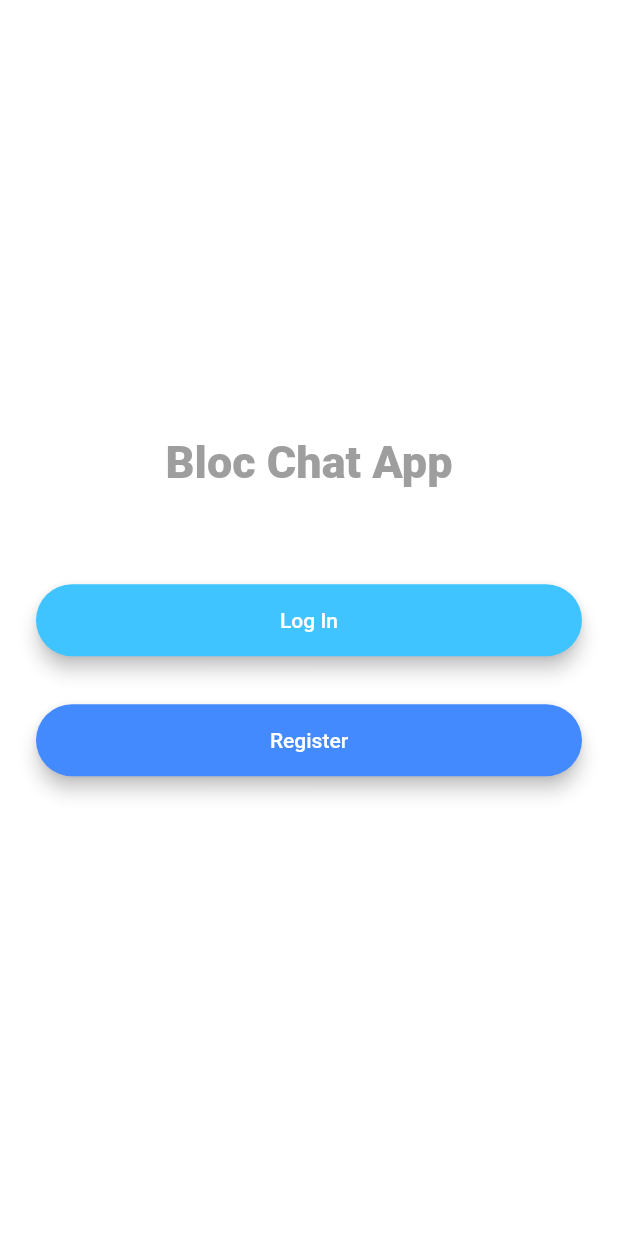
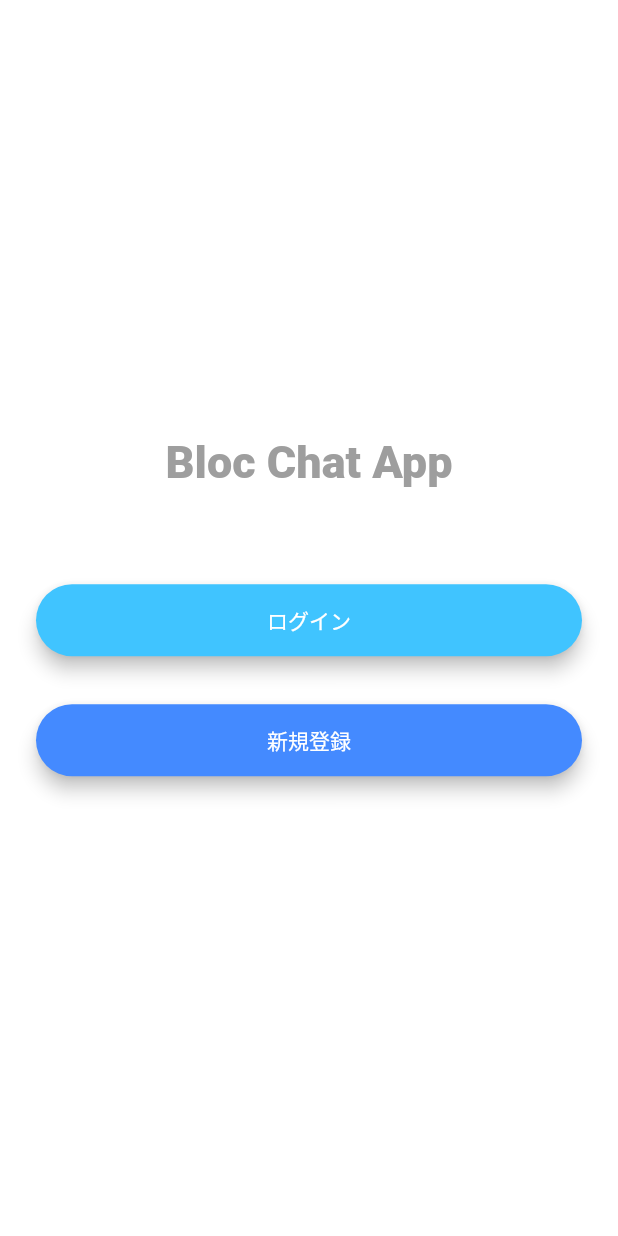
Before and after one commit to shota-akizuki/bloc_chat_app, a Flutter app: the screen it shows after launch, on a phone screen of 412 x 824 dp. Run offline on Flutter 3.47's test engine with Material 2 defaults, Android fonts, the phone set to English and light mode, and no system bars.

```diff
--- a/lib/main.dart
+++ b/lib/main.dart
@@ -12,10 +12,10 @@ class ChatApp extends StatelessWidget {
     return MaterialApp(
       debugShowCheckedModeBanner: false,
       theme: ThemeData.dark().copyWith(
-        textTheme: TextTheme(
-          bodyText1: TextStyle(color: Colors.black54),
-        ),
-      ),
+          textTheme: TextTheme(
+            bodyText1: TextStyle(color: Colors.black54),
+          ),
+          primaryColor: Colors.blue),
       initialRoute: WelcomeScreen.id,
       routes: <String, WidgetBuilder>{
         WelcomeScreen.id: (BuildContext context) => WelcomeScreen(),
--- a/lib/screens/welcome_screen.dart
+++ b/lib/screens/welcome_screen.dart
@@ -1,4 +1,7 @@
+import 'package:bloc_chat_app/screens/registration_screen.dart';
 import 'package:flutter/material.dart';
+
+import 'login_screen.dart';
 
 class WelcomeScreen extends StatefulWidget {
   static String id = 'welcome_screen';
@@ -39,12 +42,12 @@ class _WelcomeScreenState extends State<WelcomeScreen> {
                 borderRadius: BorderRadius.circular(30.0),
                 child: MaterialButton(
                   onPressed: () {
-                    //Go to login screen.
+                    Navigator.of(context).pushNamed(LoginScreen.id);
                   },
                   minWidth: 200.0,
                   height: 42.0,
                   child: Text(
-                    'Log In',
+                    'ログイン',
                   ),
                 ),
               ),
@@ -57,12 +60,12 @@ class _WelcomeScreenState extends State<WelcomeScreen> {
                 elevation: 5.0,
                 child: MaterialButton(
                   onPressed: () {
-                    //Go to registration screen.
+                    Navigator.of(context).pushNamed(RegistrationScreen.id);
                   },
                   minWidth: 200.0,
                   height: 42.0,
                   child: Text(
-                    'Register',
+                    '新規登録',
                   ),
                 ),
               ),
```
Also changed, not shown: lib/screens/login_screen.dart (+6 -5 lines), lib/screens/registration_screen.dart (+6 -5 lines), 3 other files.
